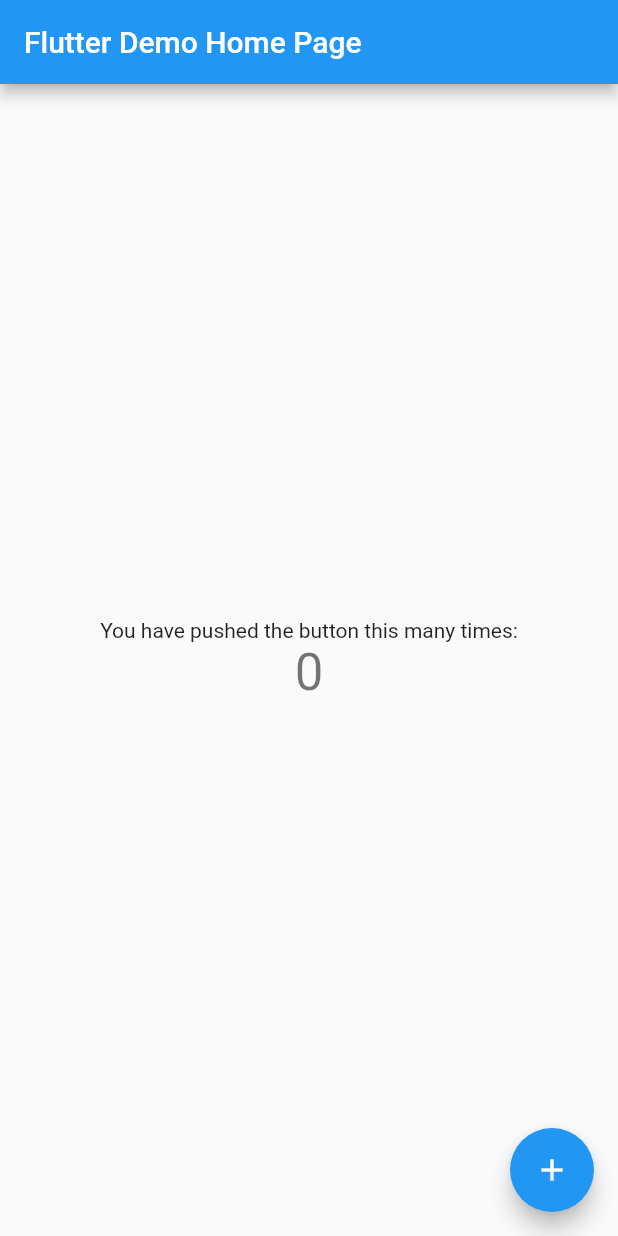
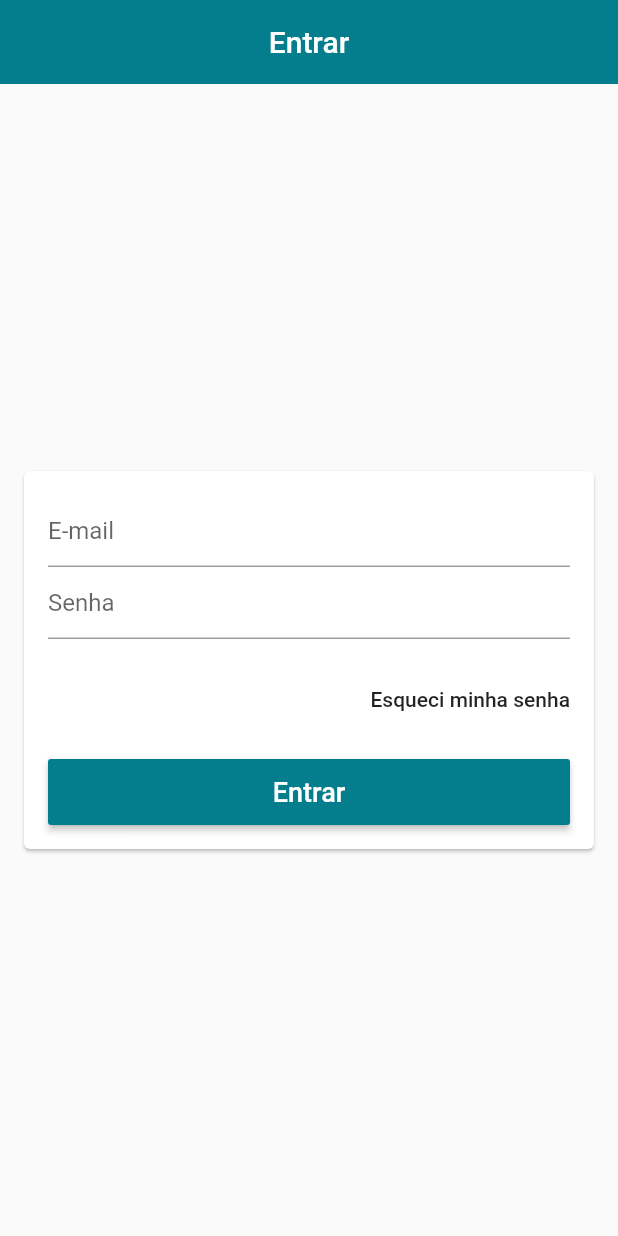
Before and after one commit to Ysr7/LojaVirtualFlutter, a Flutter app: the screen it shows after launch, on a phone screen of 412 x 824 dp. Run offline on Flutter 3.47's test engine with Material 2 defaults, Android fonts, the phone set to English and light mode, and no system bars; our stand-ins replace cloud_firestore; accounts and stored records are empty.

Commit message:
Criando Tela de Login

```diff
--- a/loja_virtual/lib/main.dart
+++ b/loja_virtual/lib/main.dart
@@ -1,130 +1,21 @@
 import 'package:cloud_firestore/cloud_firestore.dart';
 import 'package:flutter/material.dart';
+import 'package:loja_virtual/screens/login/login_screen.dart';
 
-void main() async {
-  runApp(MyApp());
-
-
-  Firestore.instance
-      .collection("pedidos")
-      .document("#00001")
-      .setData({"preco": 199.99, "usuario": "daniel"});
-
-
-  DocumentSnapshot documento =
-      await Firestore.instance.collection("pedidos").document("#00001").get();
-
-  print(documento.data["nome"]);
-}
+void main() async => runApp(MyApp());
 
 class MyApp extends StatelessWidget {
   // This widget is the root of your application.
   @override
   Widget build(BuildContext context) {
     return MaterialApp(
-      title: 'Flutter Demo',
+      title: 'Loja Virtual',
+      debugShowCheckedModeBanner: false,
       theme: ThemeData(
-        // This is the theme of your application.
-        //
-        // Try running your application with "flutter run". You'll see the
-        // application has a blue toolbar. Then, without quitting the app, try
-        // changing the primarySwatch below to Colors.green and then invoke
-        // "hot reload" (press "r" in the console where you ran "flutter run",
-        // or simply save your changes to "hot reload" in a Flutter IDE).
-        // Notice that the counter didn't reset back to zero; the application
-        // is not restarted.
-        primarySwatch: Colors.blue,
-        // This makes the visual density adapt to the platform that you run
-        // the app on. For desktop platforms, the controls will be smaller and
-        // closer together (more dense) than on mobile platforms.
-        visualDensity: VisualDensity.adaptivePlatformDensity,
-      ),
-      home: MyHomePage(title: 'Flutter Demo Home Page'),
+          primaryColor: const Color.fromARGB(255, 4, 125, 141),
+          visualDensity: VisualDensity.adaptivePlatformDensity,
+          appBarTheme: const AppBarTheme(elevation: 0)),
+          home: LoginScreen(),
     );
   }
 }
-
-class MyHomePage extends StatefulWidget {
-  MyHomePage({Key key, this.title}) : super(key: key);
-
-  // This widget is the home page of your application. It is stateful, meaning
-  // that it has a State object (defined below) that contains fields that affect
-  // how it looks.
-
-  // This class is the configuration for the state. It holds the values (in this
-  // case the title) provided by the parent (in this case the App widget) and
-  // used by the build method of the State. Fields in a Widget subclass are
-  // always marked "final".
-
-  final String title;
-
-  @override
-  _MyHomePageState createState() => _MyHomePageState();
-}
-
-class _MyHomePageState extends State<MyHomePage> {
-  int _counter = 0;
-
-  void _incrementCounter() {
-    setState(() {
-      // This call to setState tells the Flutter framework that something has
-      // changed in this State, which causes it to rerun the build method below
-      // so that the display can reflect the updated values. If we changed
-      // _counter without calling setState(), then the build method would not be
-      // called again, and so nothing would appear to happen.
-      _counter++;
-    });
-  }
-
-  @override
-  Widget build(BuildContext context) {
-    // This method is rerun every time setState is called, for instance as done
-    // by the _incrementCounter method above.
-    //
-    // The Flutter framework has been optimized to make rerunning build methods
-    // fast, so that you can just rebuild anything that needs updating rather
-    // than having to individually change instances of widgets.
-    return Scaffold(
-      appBar: AppBar(
-        // Here we take the value from the MyHomePage object that was created by
-        // the App.build method, and use it to set our appbar title.
-        title: Text(widget.title),
-      ),
-      body: Center(
-        // Center is a layout widget. It takes a single child and positions it
-        // in the middle of the parent.
-        child: Column(
-          // Column is also a layout widget. It takes a list of children and
-          // arranges them vertically. By default, it sizes itself to fit its
-          // children horizontally, and tries to be as tall as its parent.
-          //
-          // Invoke "debug painting" (press "p" in the console, choose the
-          // "Toggle Debug Paint" action from the Flutter Inspector in Android
-          // Studio, or the "Toggle Debug Paint" command in Visual Studio Code)
-          // to see the wireframe for each widget.
-          //
-          // Column has various properties to control how it sizes itself and
-          // how it positions its children. Here we use mainAxisAlignment to
-          // center the children vertically; the main axis here is the vertical
-          // axis because Columns are vertical (the cross axis would be
-          // horizontal).
-          mainAxisAlignment: MainAxisAlignment.center,
-          children: <Widget>[
-            Text(
-              'You have pushed the button this many times:',
-            ),
-            Text(
-              '$_counter',
-              style: Theme.of(context).textTheme.headline4,
-            ),
-          ],
-        ),
-      ),
-      floatingActionButton: FloatingActionButton(
-        onPressed: _incrementCounter,
-        tooltip: 'Increment',
-        child: Icon(Icons.add),
-      ), // This trailing comma makes auto-formatting nicer for build methods.
-    );
-  }
-}
--- /dev/null
+++ b/loja_virtual/lib/screens/login/login_screen.dart
@@ -0,0 +1,68 @@
+import 'package:flutter/material.dart';
+
+class LoginScreen extends StatelessWidget {
+  @override
+  Widget build(BuildContext context) {
+    return Scaffold(
+      appBar: AppBar(
+        title: const Text("Entrar"),
+        centerTitle: true,
+      ),
+      body: Center(
+        child: Card(
+          margin: const EdgeInsets.symmetric(horizontal: 16),
+          child: ListView(
+            padding: const EdgeInsets.all(16),
+            shrinkWrap: true,
+            children: [
+              TextFormField(
+                decoration: const InputDecoration(hintText: "E-mail"),
+                keyboardType: TextInputType.emailAddress,
+                autocorrect: false,
+                validator: (email) {
+                  return null;
+                },
+              ),
+              TextFormField(
+                decoration: const InputDecoration(hintText: "Senha"),
+                autocorrect: false,
+                obscureText: true,
+                validator: (senha) {
+                  if (senha.isEmpty || senha.length < 6) {
+                    return "Senha inválida";
+                  }
+                  return null;
+                },
+              ),
+              const SizedBox(
+                height: 16,
+              ),
+              Align(
+                alignment: Alignment.centerRight,
+                child: FlatButton(
+                    onPressed: () {},
+                    padding: EdgeInsets.zero,
+                    child: const Text("Esqueci minha senha")),
+              ),
+              const SizedBox(
+                height: 16,
+              ),
+              SizedBox(
+                height: 44,
+                child: RaisedButton(
+                  onPressed: () {},
+                  color: Theme.of(context).primaryColor,
+                  textColor: Colors.white,
+                  child: const Text(
+                    "Entrar",
+                    style: TextStyle(fontSize: 18),
+                  ),
+                ),
+              )
+            ],
+          ),
+        ),
+      ),
+    );
+  }
+}
```
Also changed, not shown: loja_virtual/lib/common/custom_drawer/custom_drawer.dart (added, +79 -0 lines), loja_virtual/lib/common/custom_drawer/custom_drawer_header.dart (added, +60 -0 lines), loja_virtual/lib/common/custom_drawer/drawer_tile.dart (added, +46 -0 lines), loja_virtual/lib/screens/base/base_sreeen.dart (added).
